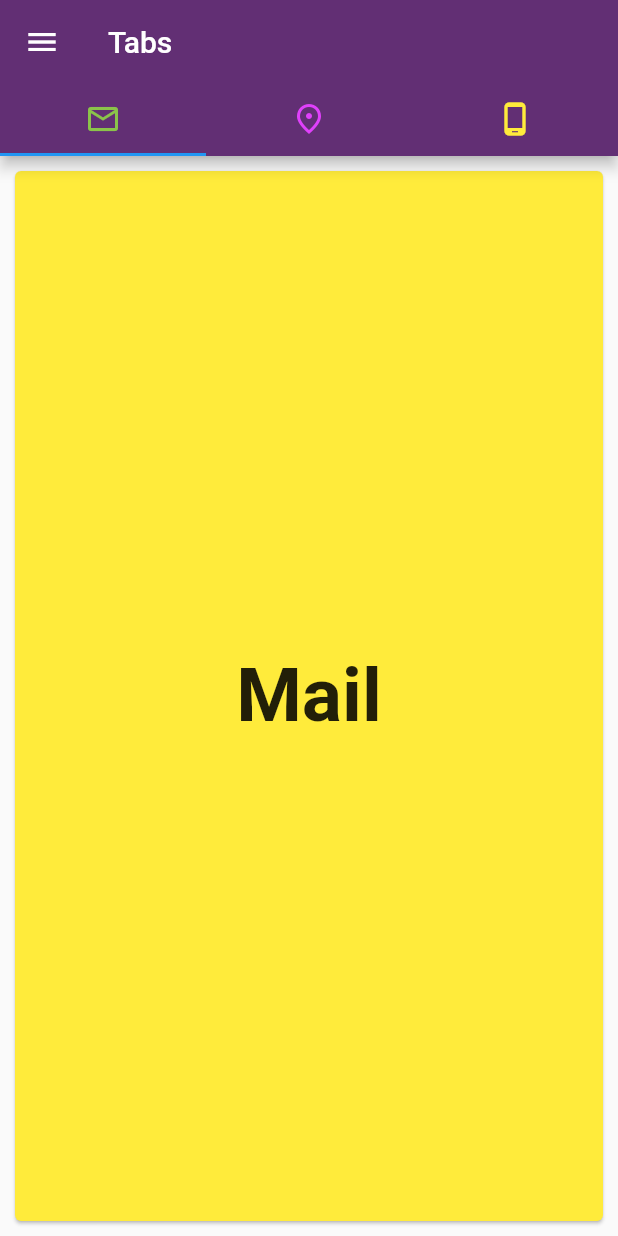
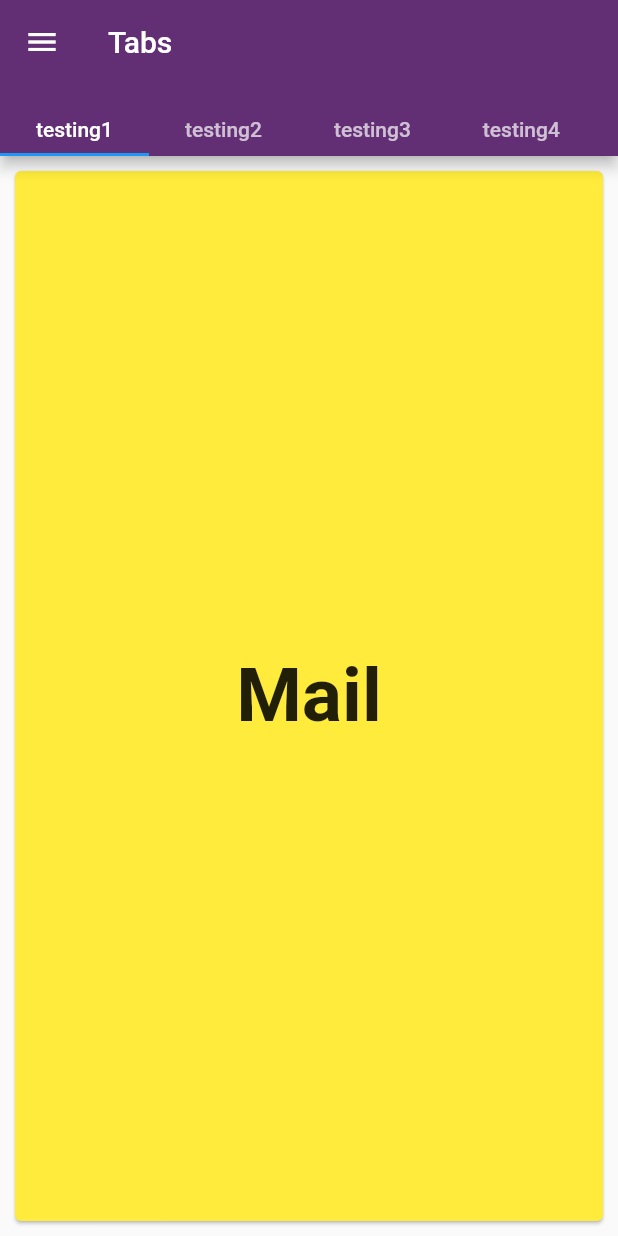
Before and after one commit to idlevandal/flutter_tab_controller, a Flutter app: the screen it shows after launch, on a phone screen of 412 x 824 dp. Run offline on Flutter 3.47's test engine with Material 2 defaults, Android fonts, the phone set to English and light mode, and no system bars.

```diff
--- a/lib/main.dart
+++ b/lib/main.dart
@@ -16,7 +16,7 @@ class MyApp extends StatelessWidget {
         primaryColor: Color(0xff622F74),
       ),
       home: DefaultTabController(
-        length: 3,
+        length: 6,
         child: Scaffold(
           appBar: AppBar(
             leading: IconButton(
@@ -27,25 +27,14 @@ class MyApp extends StatelessWidget {
             ),
             title: Text('Tabs'),
             bottom: TabBar(
+              isScrollable: true,
               tabs: [
-                Tab(
-                  child: Icon(
-                    Icons.mail_outline,
-                    color: Colors.lightGreen,
-                  ),
-                ),
-                Tab(
-                  child: Icon(
-                    Icons.place_outlined,
-                    color: Colors.purpleAccent,
-                  ),
-                ),
-                Tab(
-                  child: Icon(
-                    Icons.phone_android_outlined,
-                    color: Colors.yellow,
-                  ),
-                )
+                MyTab('testing1'),
+                MyTab('testing2'),
+                MyTab('testing3'),
+                MyTab('testing4'),
+                MyTab('testing5'),
+                MyTab('testing6'),
               ],
             ),
           ),
@@ -54,6 +43,9 @@ class MyApp extends StatelessWidget {
               MyCard('Mail', Colors.yellow, Colors.black87),
               MyCard('Home', Colors.blue, Colors.white),
               MyCard('Phone', Colors.red, Colors.white),
+              MyCard('Add', Colors.green, Colors.white),
+              MyCard('Do it', Colors.orange, Colors.white),
+              MyCard('Huh', Colors.pink, Colors.white),
             ],
           ),
         ),
@@ -84,3 +76,17 @@ class MyCard extends StatelessWidget {
     );
   }
 }
+
+class MyTab extends StatelessWidget {
+  final String txt;
+
+  MyTab(this.txt);
+
+  @override
+  Widget build(BuildContext context) {
+    return Padding(
+      padding: const EdgeInsets.all(8.0),
+      child: Text('$txt'),
+    );
+  }
+}
```
